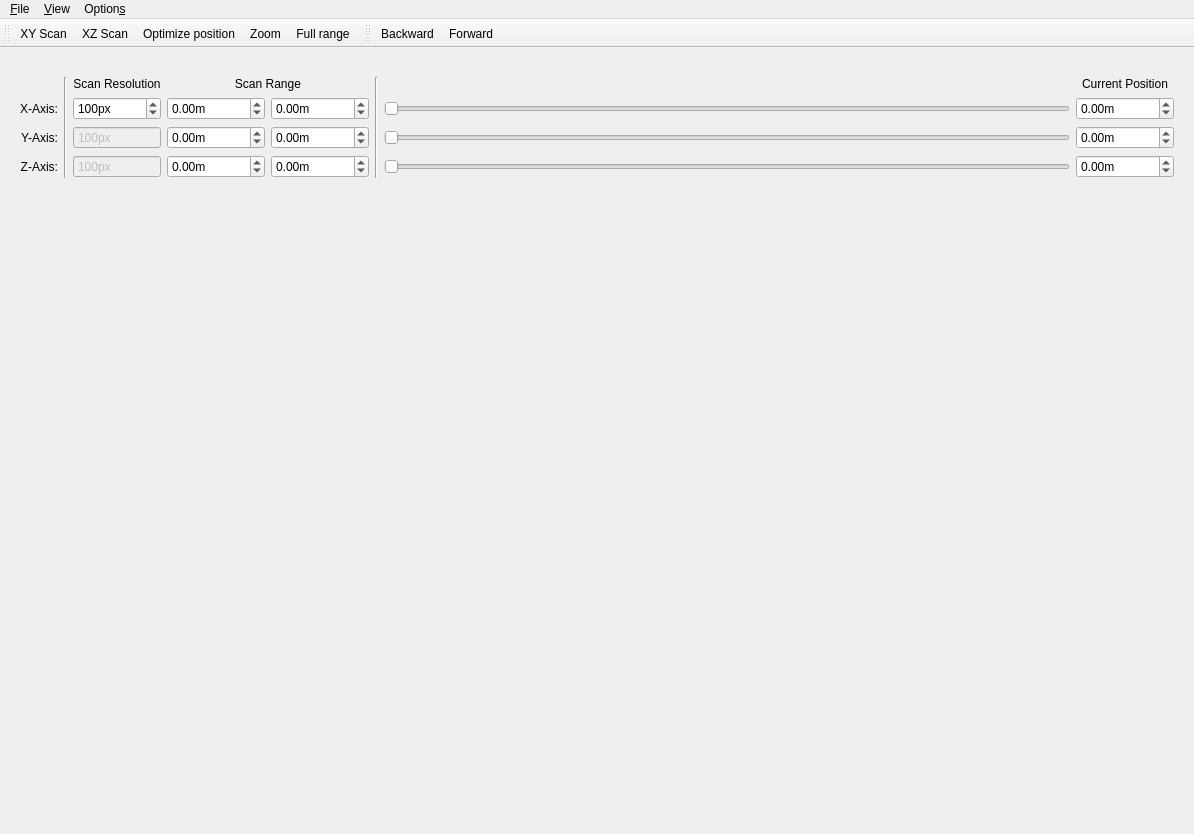
Ulm-IQO/qudi, file gui/scanner/ui_scannergui.ui: the form before one commit.
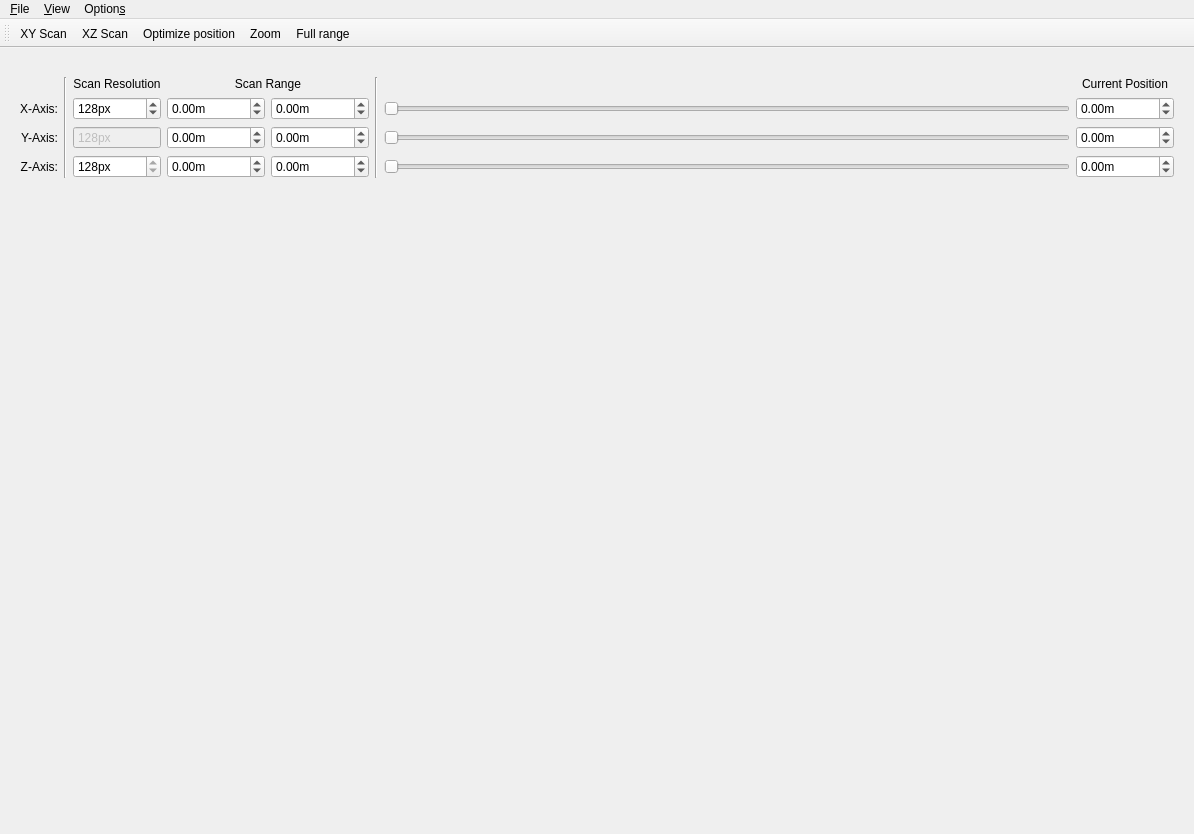
The form after the commit. Icons and pictures are not drawn. Custom widgets are drawn as their Qt base class.

```diff
--- a/gui/scanner/ui_scannergui.ui
+++ b/gui/scanner/ui_scannergui.ui
@@ -166,7 +166,7 @@
        <number>999999999</number>
       </property>
       <property name="value">
-       <number>100</number>
+       <number>128</number>
       </property>
      </widget>
     </item>
@@ -297,7 +297,7 @@
        <number>999999999</number>
       </property>
       <property name="value">
-       <number>100</number>
+       <number>128</number>
       </property>
      </widget>
     </item>
@@ -330,7 +330,7 @@
     <item row="4" column="2">
      <widget class="QSpinBox" name="z_resolution_spinBox">
       <property name="enabled">
-       <bool>false</bool>
+       <bool>true</bool>
       </property>
       <property name="minimumSize">
        <size>
@@ -342,7 +342,7 @@
        <bool>true</bool>
       </property>
       <property name="buttonSymbols">
-       <enum>QAbstractSpinBox::NoButtons</enum>
+       <enum>QAbstractSpinBox::UpDownArrows</enum>
       </property>
       <property name="suffix">
        <string>px</string>
@@ -354,7 +354,7 @@
        <number>999999999</number>
       </property>
       <property name="value">
-       <number>100</number>
+       <number>128</number>
       </property>
      </widget>
     </item>
@@ -488,28 +488,6 @@
    <addaction name="action_utility_zoom"/>
    <addaction name="action_utility_full_range"/>
   </widget>
-  <widget class="QToolBar" name="history_toolBar">
-   <property name="enabled">
-    <bool>true</bool>
-   </property>
-   <property name="windowTitle">
-    <string>toolBar</string>
-   </property>
-   <property name="toolButtonStyle">
-    <enum>Qt::ToolButtonTextUnderIcon</enum>
-   </property>
-   <property name="floatable">
-    <bool>false</bool>
-   </property>
-   <attribute name="toolBarArea">
-    <enum>TopToolBarArea</enum>
-   </attribute>
-   <attribute name="toolBarBreak">
-    <bool>false</bool>
-   </attribute>
-   <addaction name="action_history_back"/>
-   <addaction name="action_history_forward"/>
-  </widget>
   <action name="action_scanner_settings">
    <property name="icon">
     <iconset>
@@ -619,44 +597,6 @@
     <string>Toggle toolbar containing useful utilities</string>
    </property>
   </action>
-  <action name="action_history_forward">
-   <property name="enabled">
-    <bool>true</bool>
-   </property>
-   <property name="icon">
-    <iconset>
-     <normaloff>../../artwork/icons/oxygen/22x22/go-next.png</normaloff>../../artwork/icons/oxygen/22x22/go-next.png</iconset>
-   </property>
-   <property name="text">
-    <string>Forward</string>
-   </property>
-   <property name="toolTip">
-    <string>Go forward in scan history
-Shortcut:Ctrl+R</string>
-   </property>
-   <property name="shortcut">
-    <string>Ctrl+R</string>
-   </property>
-  </action>
-  <action name="action_history_back">
-   <property name="enabled">
-    <bool>true</bool>
-   </property>
-   <property name="icon">
-    <iconset>
-     <normaloff>../../artwork/icons/oxygen/22x22/go-previous.png</normaloff>../../artwork/icons/oxygen/22x22/go-previous.png</iconset>
-   </property>
-   <property name="text">
-    <string>Backward</string>
-   </property>
-   <property name="toolTip">
-    <string>Go backwards in scan history
-Shortcut:Ctrl+Z</string>
-   </property>
-   <property name="shortcut">
-    <string>Ctrl+Z</string>
-   </property>
-  </action>
   <action name="action_view_line_scan">
    <property name="checkable">
     <bool>true</bool>
```
Left out of the diff: 76 changed lines with no effect on the pictures.
